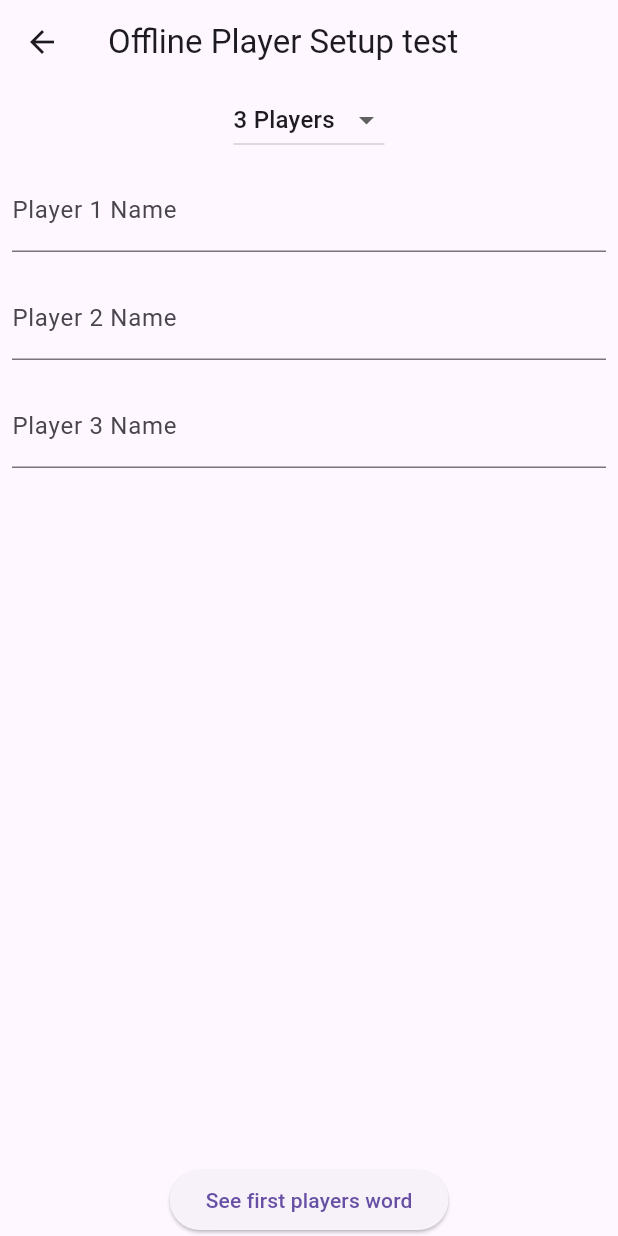
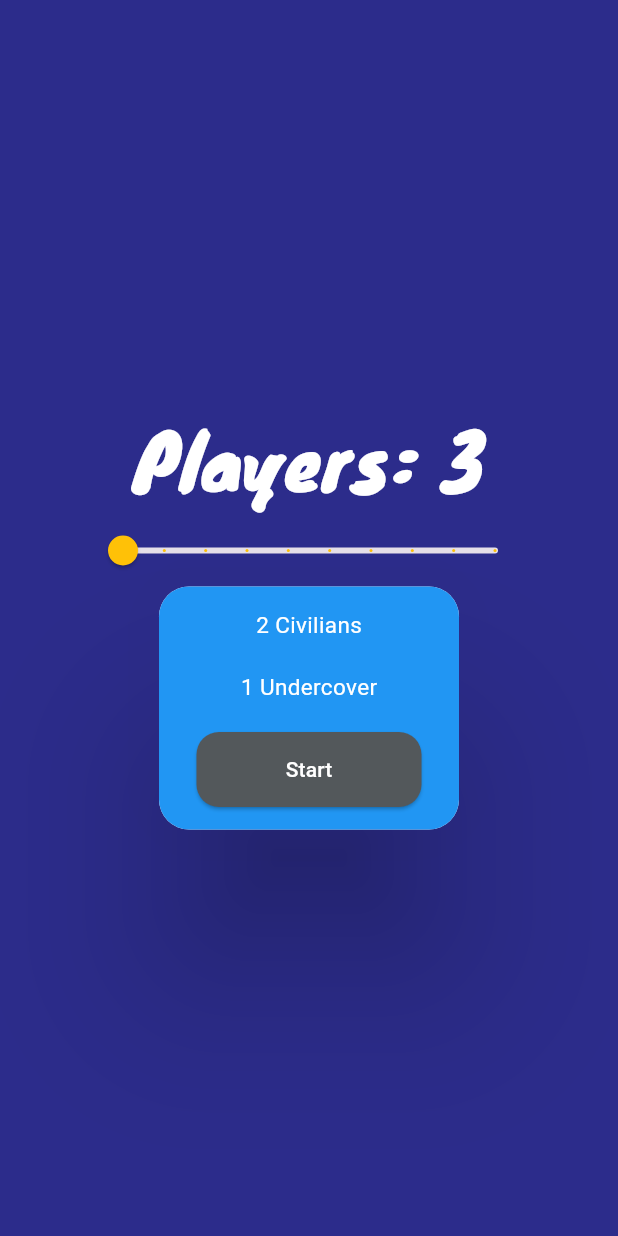
Before and after one commit to OrangeTheOwl/UndercoverGameClone, a Flutter app: the SetupView screen opened directly, on a phone screen of 412 x 824 dp. Run offline on Flutter 3.47's test engine with Material 3 defaults, Android fonts, the phone set to English and light mode, and no system bars; our stand-ins replace firebase_core, firebase_database; accounts and stored records are empty.

Commit message:
Offline mode UI #1

```diff
--- a/undercover_game/lib/utils/word_pairs.dart
+++ b/undercover_game/lib/utils/word_pairs.dart
@@ -3,7 +3,7 @@ import 'dart:math';
 List<List<String>> wordPairs = [
   ['Cat', 'Tiger'],
   ['Coffee', 'Tea'],
-  ['Ship', 'Boat']
+  ['Ship', 'Boat'],
 ];
 
 List<String> getRandomWordPair() {
--- a/undercover_game/lib/views/setup_view.dart
+++ b/undercover_game/lib/views/setup_view.dart
@@ -4,63 +4,104 @@ import 'home_view.dart';
 import 'package:provider/provider.dart';
 import 'word_view.dart';
 
-class SetupView extends StatefulWidget{
+class SetupView extends StatefulWidget {
   const SetupView({super.key});
 
   @override
   _SetupViewState createState() => _SetupViewState();
 }
 
-class _SetupViewState extends State<SetupView>{
+class _SetupViewState extends State<SetupView> {
   int playerCount = 3;
   List<TextEditingController> controllers = [];
 
-
   @override
-  Widget build(BuildContext context){
+  Widget build(BuildContext context) {
     controllers = List.generate(playerCount, (i) => TextEditingController());
 
     return Scaffold(
-      appBar: AppBar(
-        title: Text("Offline Player Setup test"),
-      ),
-      body: Column(
+      backgroundColor: Color.fromARGB(255, 44, 44, 139),
+      body: Center(
+        child: SizedBox(
+          width: 300,
+          child: Column(
+            mainAxisAlignment: MainAxisAlignment.center,
             children: [
-          DropdownButton<int>(
-            value: playerCount,
-            onChanged: (val) {
-              setState(() => playerCount = val!);
-            },
-            items: List.generate(10, (i) => i + 3)
-            .map((e) => DropdownMenuItem(value: e, child: Text('$e Players')))
-            .toList(),
-          ),
-          Expanded(
-            child: ListView.builder(
-              itemCount: playerCount,
-              itemBuilder: (_, i) => Padding(
-                padding: const EdgeInsets.all(8.0),
-                child: TextField(
-                  controller: controllers[i],
-                  decoration: InputDecoration(labelText: 'Player ${i + 1} Name'),
+              Text(
+                "Players: $playerCount",
+                style: TextStyle(
+                  fontFamily: 'Knewave-Regular',
+                  fontSize: 50.0,
+                  color: Color.fromARGB(255, 255, 255, 255),
                 ),
               ),
-            )
+              Slider(
+                value: playerCount.toDouble(),
+                onChanged: (newPlayerCount) {
+                  setState(() => playerCount = newPlayerCount.toInt());
+                },
+                min: 3,
+                max: 12,
+                divisions: 9,
+                activeColor: Colors.amber,
               ),
+              Material(
+                elevation: 50,
+                borderRadius: BorderRadius.circular(20),
+                child: Container(
+                  width: 200,
+                  padding: const EdgeInsets.all(15.0),
+                  decoration: BoxDecoration(
+                    borderRadius: BorderRadius.circular(20),
+                    color: Colors.blue,
+                    //border: Border.all(color: Colors.black),
+                  ),
+                  child: Column(
+                    mainAxisAlignment: MainAxisAlignment.center,
+                    children: [
+                      Text(
+                        "${playerCount - 1} Civilians",
+                        style: TextStyle(fontSize: 15, color: Colors.white),
+                      ),
+                      SizedBox(height: 20),
+                      Text(
+                        "1 Undercover",
+                        style: TextStyle(fontSize: 15, color: Colors.white),
+                      ),
+                      SizedBox(height: 20),
                       ElevatedButton(
+                        style: ElevatedButton.styleFrom(
+                          foregroundColor: Colors.white,
+                          backgroundColor: const Color.fromARGB(
+                            255,
+                            83,
+                            88,
+                            91,
+                          ),
+                          minimumSize: Size(150, 50),
+                          shape: RoundedRectangleBorder(
+                            borderRadius: BorderRadius.circular(15.0),
+                          ),
+                        ),
                         onPressed: () {
-              final names = controllers.map((c) => c.text).toList();
-              context.read<GameViewModel>().setPlayers(names);
+                          context.read<GameViewModel>().createPlayers(
+                            playerCount,
+                          );
                           Navigator.pushReplacement(
                             context,
                             MaterialPageRoute(builder: (_) => WordView()),
                           );
                         },
-            child: const Text('See first players word'),
-          )
+                        child: const Text('Start'),
+                      ),
                     ],
+                  ),
+                ),
+              ),
+            ],
+          ),
+        ),
       ),
     );
   }
-
 }
```
Also changed, not shown: undercover_game/lib/main.dart (+11 -8 lines), undercover_game/lib/utils/firebase_util.dart (added, +47 -0 lines), undercover_game/lib/view_models/game_viewmodel.dart (+9 -8 lines), undercover_game/lib/views/description_view.dart (+2 -6 lines), undercover_game/lib/views/home_view.dart (+92 -17 lines), undercover_game/lib/views/online_mode/join_view.dart (added, +39 -0 lines), undercover_game/lib/views/voting_view.dart (+19 -13 lines), undercover_game/lib/views/winning_view.dart (+14 -14 lines), undercover_game/lib/views/word_view.dart (+14 -10 lines), undercover_game/pubspec.yaml (+7 -0 lines), undercover_game/firebase.json (added), undercover_game/fonts/Knewave-Regular.ttf (added), undercover_game/lib/firebase_options.dart (added), undercover_game/lib/views/online_mode/lobby_view.dart (added), 4 other files. Lines whose indentation alone changed are shown as unchanged.
